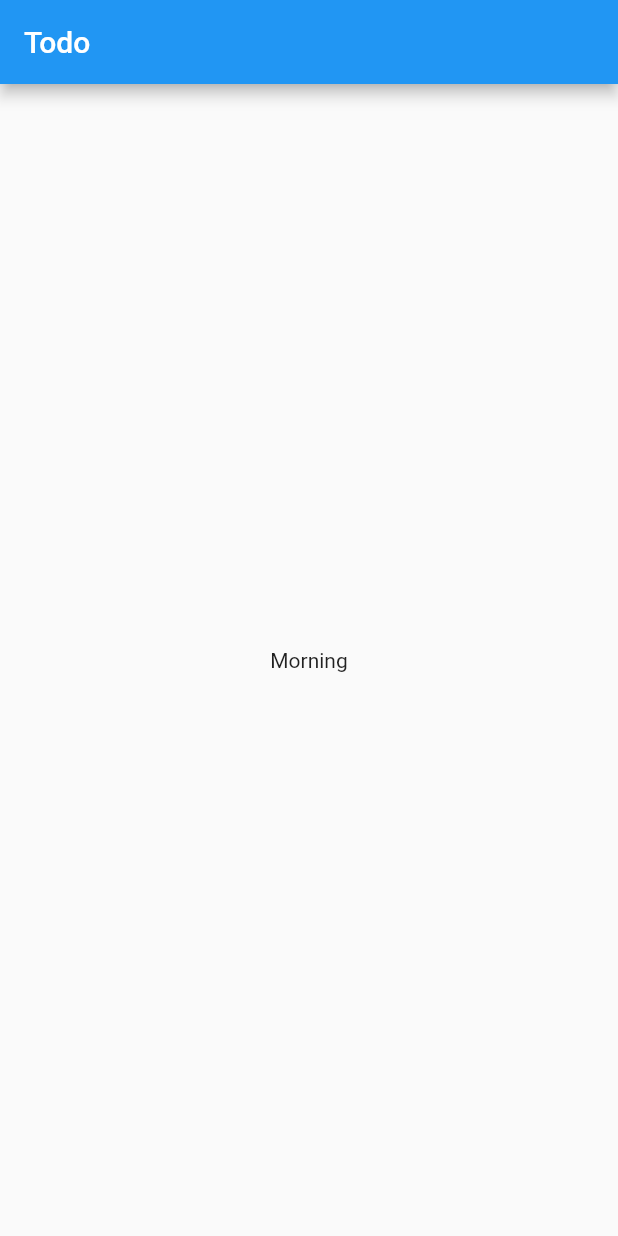
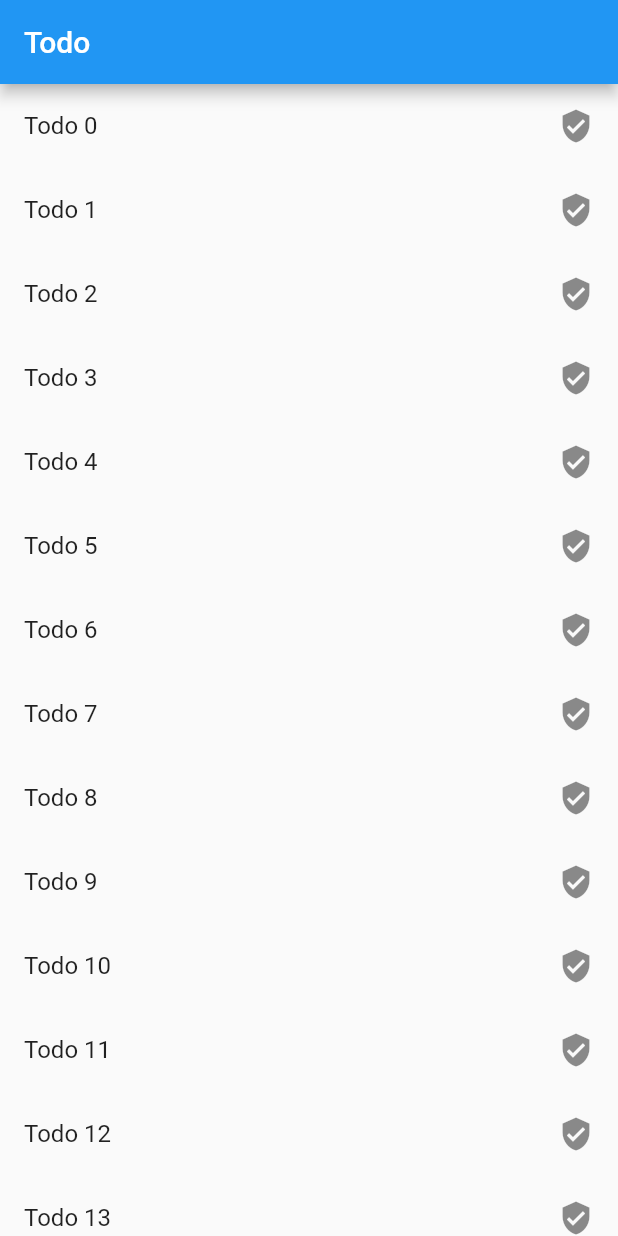
Before and after one commit to SuvamPrasd/Flutter_todo, a Flutter app: the screen it shows after launch, on a phone screen of 412 x 824 dp. Run offline on Flutter 3.47's test engine with Material 2 defaults, Android fonts, the phone set to English and light mode, and no system bars.

Commit message:
routing added

```diff
--- a/lib/main.dart
+++ b/lib/main.dart
@@ -1,6 +1,7 @@
 import 'package:flutter/material.dart';
 
 import './models/todo.dart';
+import './screens/todoScreen.dart';
 
 void main() => runApp(MyApp());
 
@@ -28,12 +29,30 @@ class _TodoState extends State<Todo> {
   @override
   Widget build(BuildContext context) {
     return Scaffold(
-      appBar: AppBar(
-        title: Text('Todo'),
-      ),
-      body: Center(
-        child: Text('Morning'),
-      ),
-    );
+        appBar: AppBar(
+          title: Text('Todo'),
+        ),
+        body: ListView.builder(
+          itemBuilder: (ctx, index) {
+            return ListTile(
+              title: Text(todo[index].title),
+              trailing: Icon(Icons.verified_user),
+              onTap: () {
+                // Navigator.push(
+                //     context,
+                //     MaterialPageRoute(
+                //         builder: (ctx) => TodoScreen(todo[index])));
+                Navigator.push(
+                    context,
+                    MaterialPageRoute(
+                        builder: (ctx) => TodoScreen(),
+                        settings: RouteSettings(
+                          arguments: todo[index],
+                        )));
+              },
+            );
+          },
+          itemCount: todo.length,
+        ));
   }
 }
--- /dev/null
+++ b/lib/screens/todoScreen.dart
@@ -0,0 +1,22 @@
+import 'package:flutter/material.dart';
+
+import '../models/todo.dart';
+
+class TodoScreen extends StatelessWidget {
+//   final todo;
+
+//   TodoScreen(this.todo);
+
+  @override
+  Widget build(BuildContext context) {
+    final TodoList todo = ModalRoute.of(context).settings.arguments;
+    return Scaffold(
+      appBar: AppBar(
+        title: Text(todo.title),
+      ),
+      body: Center(
+        child: Text(todo.description),
+      ),
+    );
+  }
+}
```
